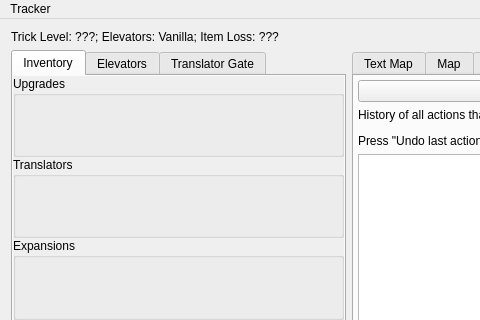
randovania/randovania, file randovania/gui/ui_files/tracker_window.ui: the form before one commit; both pictures show x 0 to 480 and y 0 to 320 of the 1040 by 495 pixel window.
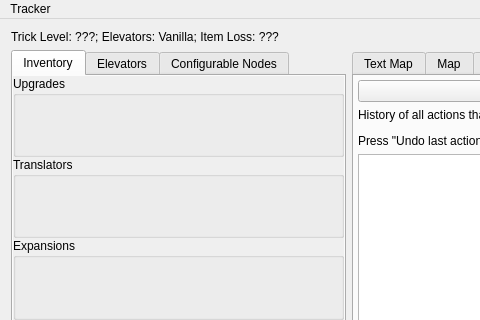
The form after the commit. The open tabs and pages were chosen to show the change. Custom widgets are drawn as their Qt base class.

Commit message: refactor map tracker's handling of configurable nodes

The edit to the form file:
```diff
--- a/randovania/gui/ui_files/tracker_window.ui
+++ b/randovania/gui/ui_files/tracker_window.ui
@@ -232,7 +232,7 @@
       </widget>
       <widget class="QWidget" name="tab_translator_gate">
        <attribute name="title">
-        <string>Translator Gate</string>
+        <string>Configurable Nodes</string>
        </attribute>
        <layout class="QVBoxLayout" name="tab_translator_gate_layout">
         <property name="leftMargin">
```
Left out of the diff: 20 changed lines with no effect on the pictures. The commit also changes 6 other files.
